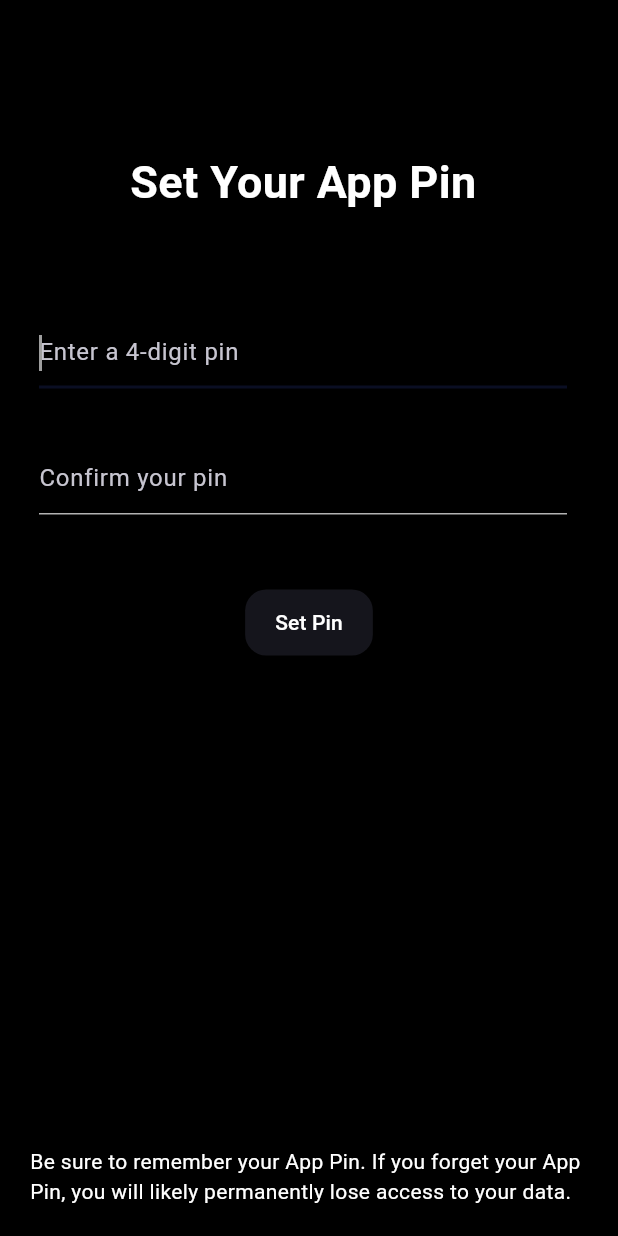
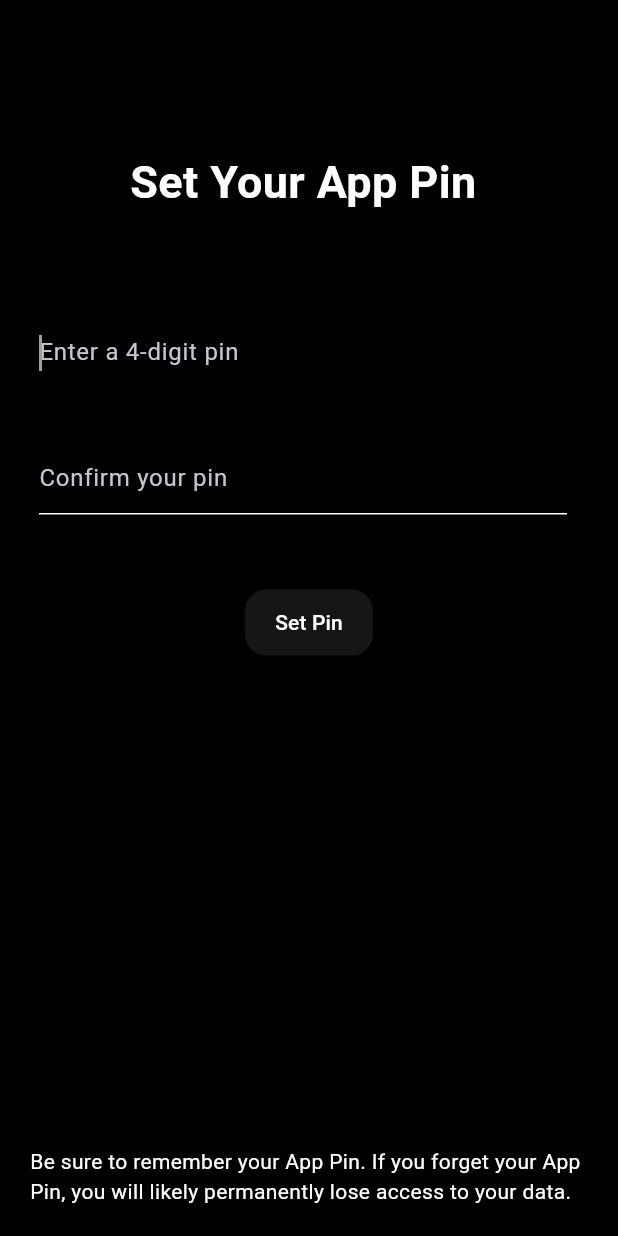
Before and after one commit to noldorsmith005/Noxus, a Flutter app: the screen it shows after launch, on a phone screen of 412 x 824 dp. Run offline on Flutter 3.47's test engine with Material 3 defaults, Android fonts, the phone set to English and light mode, and no system bars; our stand-ins replace flutter_local_notifications, flutter_slidable, flutter_timezone, just_audio, just_audio_background, speech_to_text and 2 more; missing offline and left inert: audio_session, bcrypt, one_clock, record; accounts and stored records are empty.

Commit message:
theme updates

```diff
--- a/app/lib/main.dart
+++ b/app/lib/main.dart
@@ -104,17 +104,20 @@ class Noxus extends StatelessWidget {
         title: "Noxus",
         theme: ThemeData(
           useMaterial3: true,
+          scaffoldBackgroundColor: Colors.black,
           appBarTheme: const AppBarTheme(
             centerTitle: true,
+            backgroundColor: Color.fromARGB(255, 18, 24, 60),
+            scrolledUnderElevation: 0.0,
           ),
           colorScheme: ColorScheme.fromSeed(
-            seedColor: const Color.fromARGB(255, 15, 20, 55),
-            outline: Colors.white70,
-            primary: const Color.fromARGB(255, 10, 14, 35),
+            seedColor: const Color.fromARGB(255, 18, 24, 60),
+            outline: Colors.white,
+            primary: Colors.black,
             secondary: const Color.fromARGB(255, 18, 24, 60),
-            surface: const Color.fromARGB(255, 15, 20, 45),
-            primaryContainer: const Color.fromARGB(230, 10, 14, 30),
-            surfaceContainerLow: const Color.fromARGB(90, 60, 60, 80),
+            surface: Colors.black,
+            primaryContainer: const Color.fromARGB(210, 0, 0, 0),
+            surfaceContainerLow: const Color.fromARGB(70, 80, 80, 80),
             onPrimary: Colors.white,
             onSurface: Colors.white,
             brightness: Brightness.dark,
@@ -136,28 +139,27 @@ class Noxus extends StatelessWidget {
             ),
           ),
           dialogTheme: DialogThemeData(
-            backgroundColor: const Color.fromARGB(240, 20, 25, 45),
-            titleTextStyle: const TextStyle(fontSize: 22, fontWeight: FontWeight.bold, color: Colors.white),
-            contentTextStyle: const TextStyle(fontSize: 16, color: Colors.white70),
+            backgroundColor: Colors.black.withValues(alpha: 0.8),
+            titleTextStyle: const TextStyle(fontSize: 23, fontWeight: FontWeight.bold, color: Colors.white),
+            contentTextStyle: const TextStyle(fontSize: 16, color: Colors.white),
             shape: RoundedRectangleBorder(
-              borderRadius: BorderRadius.circular(24),
-              side: BorderSide(color: Colors.purple.withValues(alpha: 0.3), width: 1.5),
+              borderRadius: BorderRadius.circular(30),
             ),
             shadowColor: Colors.purpleAccent,
           ),
-          snackBarTheme: SnackBarThemeData(
-            backgroundColor: const Color.fromARGB(240, 25, 25, 40),
-            contentTextStyle: const TextStyle(
+          snackBarTheme: const SnackBarThemeData(
+            backgroundColor: Colors.black,
+            contentTextStyle: TextStyle(
               color: Colors.white,
               fontSize: 15,
               fontWeight: FontWeight.w500,
             ),
             shape: RoundedRectangleBorder(
-              side: const BorderSide(color: Colors.purpleAccent, width: 1.5),
-              borderRadius: const BorderRadius.all(Radius.circular(12)),
+              side: BorderSide(color: Colors.purpleAccent, width: 2),
+              borderRadius: BorderRadius.all(Radius.circular(8)),
             ),
             behavior: SnackBarBehavior.floating,
-            elevation: 8,
+            elevation: 6,
           ),
         ),
         home: HomePage(),
--- a/app/lib/pages/home.dart
+++ b/app/lib/pages/home.dart
@@ -114,7 +114,7 @@ class _WelcomePageState extends State<WelcomePage> {
                 decoration: BoxDecoration(
                   color: Theme.of(context).colorScheme.secondary,
                 ),
-                child: Text("Menu", style: TextStyle(fontSize: 30, fontWeight: FontWeight.bold)),
+                child: const SizedBox(),
               ),
             ),
             ListTile(
--- a/app/lib/widgets/pin_code.dart
+++ b/app/lib/widgets/pin_code.dart
@@ -242,7 +242,7 @@ class _PinCodeState extends State<PinCode> {
   @override
   Widget build(BuildContext context) {
     return Scaffold(
-      backgroundColor: Theme.of(context).colorScheme.primaryContainer,
+      backgroundColor: Colors.black,
       body: SafeArea(
         child: ListView(
           padding: const EdgeInsets.symmetric(horizontal: 24),
```
Also changed, not shown: app/lib/menupages/settings.dart (+5 -3 lines), app/lib/pages/journal.dart (+4 -4 lines).
